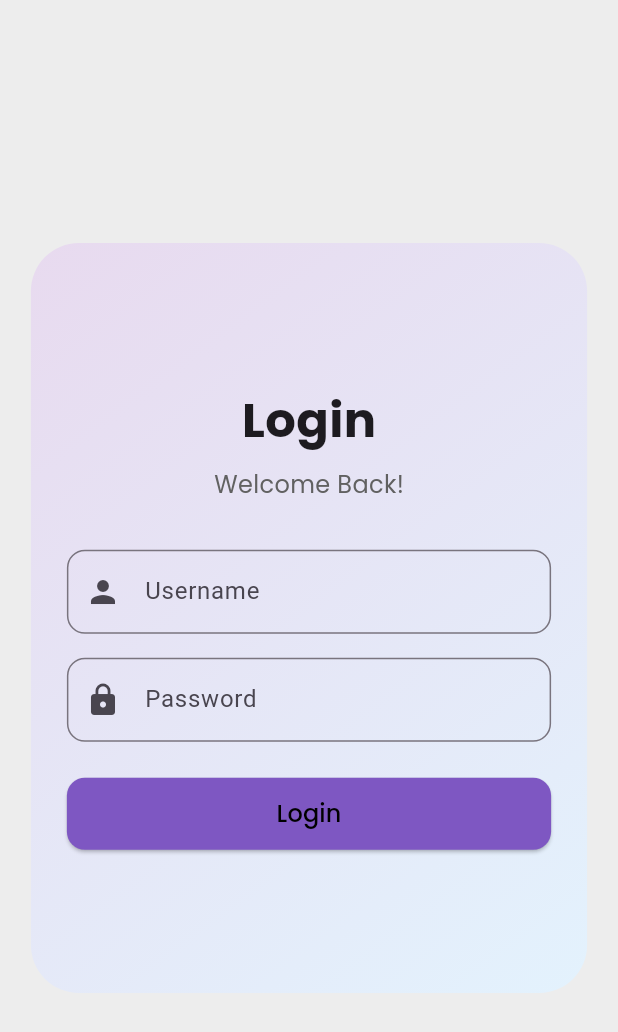
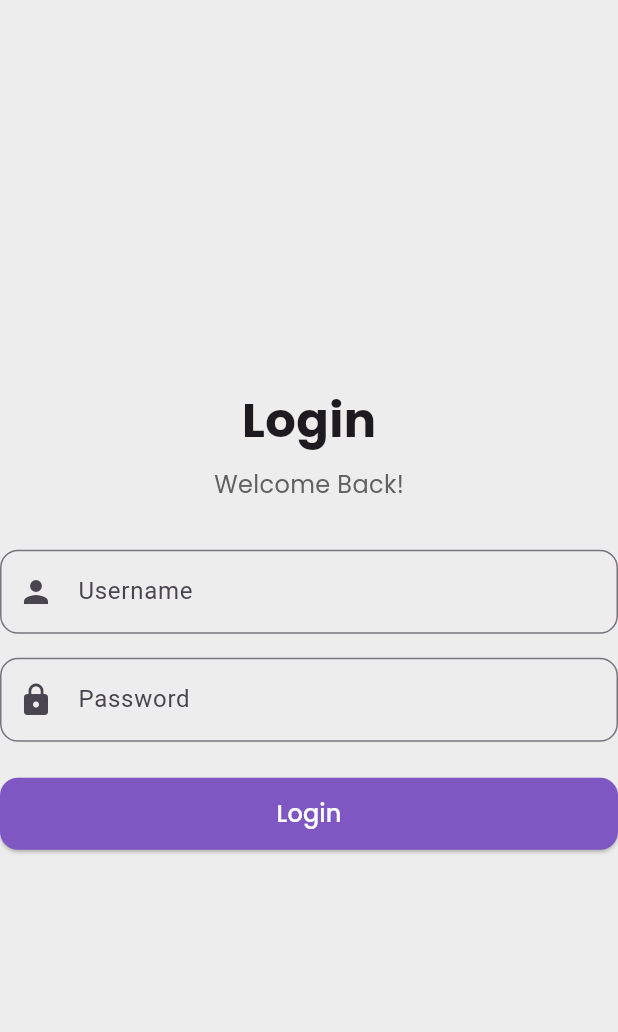
Before and after one commit to Amruthavalli-M/12DIT---BookTech, a Flutter app: the screen it shows after launch, on a phone screen of 412 x 824 dp. Shown: the top 1032 px of the screen. Run offline on Flutter 3.47's test engine with Material 3 defaults, Android fonts, the phone set to English and light mode, and no system bars; our stand-ins replace google_fonts.

Commit message:
Update login_screen.dart
Trying to see if this UI looks better

```diff
--- a/lib/screens/login_screen.dart
+++ b/lib/screens/login_screen.dart
@@ -10,54 +10,44 @@ class LoginScreen extends StatelessWidget {
 
     return Scaffold(
       backgroundColor: const Color(0xFFEDEDED),
-      body: Center(
+      body: width < 600
+          ? const Center(child: _LoginForm()) // Mobile layout
+          : Row( // Wide layout
+              children: [
+                // Left side: Image
+                Expanded(
                   child: Container(
-          width: width < 800 ? width * 0.9 : 800,
-          height: 500,
-          padding: const EdgeInsets.all(24),
-          decoration: BoxDecoration(
-            borderRadius: BorderRadius.circular(32),
-            gradient: const LinearGradient(
-              colors: [Color(0xFFE8DAEF), Color(0xFFE3F2FD)],
-              begin: Alignment.topLeft,
-              end: Alignment.bottomRight,
-            ),
-          ),
-          child: width < 600
-              ? _buildSinglePanel(context)
-              : Row(
-                  children: [
-                    // Left image panel
-                    Expanded(
+                    color: Colors.white,
                     child: Image.asset(
                       'assets/illustration.png',
                       fit: BoxFit.contain,
                     ),
                   ),
-                    const SizedBox(width: 32),
-                    // Right login panel
-                    const Expanded(child: LoginForm()),
-                  ],
+                ),
+
+                // Right side: Login form
+                Expanded(
+                  child: Center(
+                    child: Container(
+                      constraints: const BoxConstraints(maxWidth: 400),
+                      padding: const EdgeInsets.symmetric(horizontal: 32),
+                      child: const _LoginForm(),
                     ),
                   ),
                 ),
-    );
-  }
-
-  Widget _buildSinglePanel(BuildContext context) {
-    return const Center(
-      child: LoginForm(),
+              ],
+            ),
     );
   }
 }
 
-class LoginForm extends StatelessWidget {
-  const LoginForm({super.key});
+class _LoginForm extends StatelessWidget {
+  const _LoginForm();
 
   @override
   Widget build(BuildContext context) {
     return Column(
-      mainAxisAlignment: MainAxisAlignment.center,
+      mainAxisSize: MainAxisSize.min,
       children: [
         Text(
           'Login',
@@ -78,7 +68,9 @@ class LoginForm extends StatelessWidget {
           decoration: InputDecoration(
             prefixIcon: const Icon(Icons.person),
             labelText: 'Username',
-            border: OutlineInputBorder(borderRadius: BorderRadius.circular(12)),
+            border: OutlineInputBorder(
+              borderRadius: BorderRadius.circular(12),
+            ),
           ),
         ),
         const SizedBox(height: 16),
@@ -89,7 +81,9 @@ class LoginForm extends StatelessWidget {
           decoration: InputDecoration(
             prefixIcon: const Icon(Icons.lock),
             labelText: 'Password',
-            border: OutlineInputBorder(borderRadius: BorderRadius.circular(12)),
+            border: OutlineInputBorder(
+              borderRadius: BorderRadius.circular(12),
+            ),
           ),
         ),
         const SizedBox(height: 24),
@@ -106,8 +100,13 @@ class LoginForm extends StatelessWidget {
                 borderRadius: BorderRadius.circular(12),
               ),
             ),
-            child: Text('Login',
-              style: GoogleFonts.poppins(fontSize: 16, color: const Color.fromARGB(255, 0, 0, 0)),),
+            child: Text(
+              'Login',
+              style: GoogleFonts.poppins(
+                fontSize: 16,
+                color: Colors.white,
+              ),
+            ),
           ),
         ),
       ],
```
Lines whose indentation alone changed are shown as unchanged.
